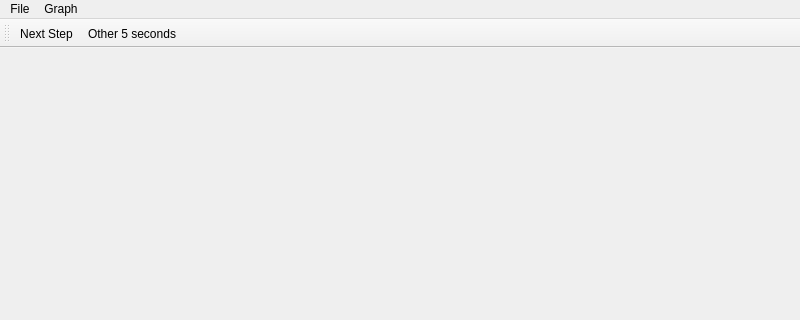
Before: the Qt Designer form mainwindow.ui in gfgit/ModelSpeedRegister, drawn with Qt 5; both pictures show x 0 to 800 and y 0 to 320 of the 800 by 600 pixel window.
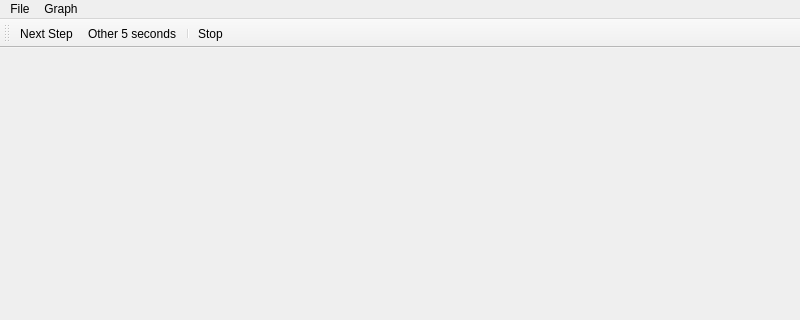
After: the same form once the commit is applied.

Commit message: MainWindow: add Stop to toolbar

```diff
--- a/mainwindow.ui
+++ b/mainwindow.ui
@@ -54,6 +54,8 @@
    </attribute>
    <addaction name="actionNext_Step"/>
    <addaction name="actionOther_5_seconds"/>
+   <addaction name="separator"/>
+   <addaction name="actionStop"/>
   </widget>
   <action name="actionStart">
    <property name="text">
```
Left out of the diff: 2 changed lines with no effect on the pictures.
